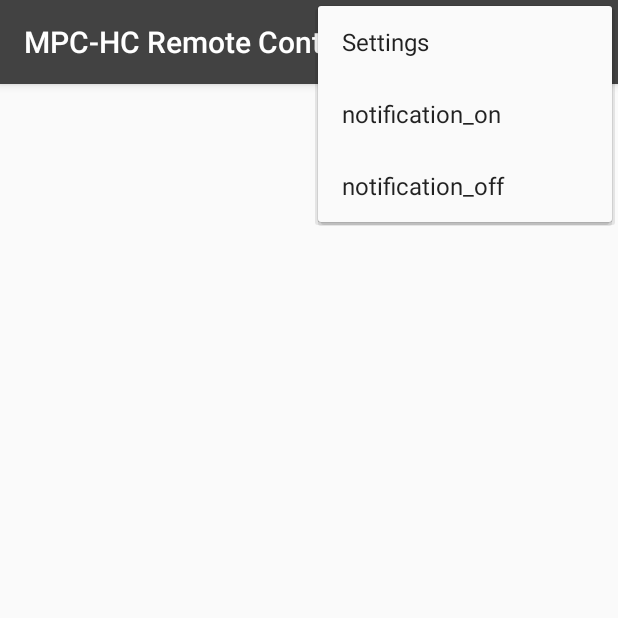
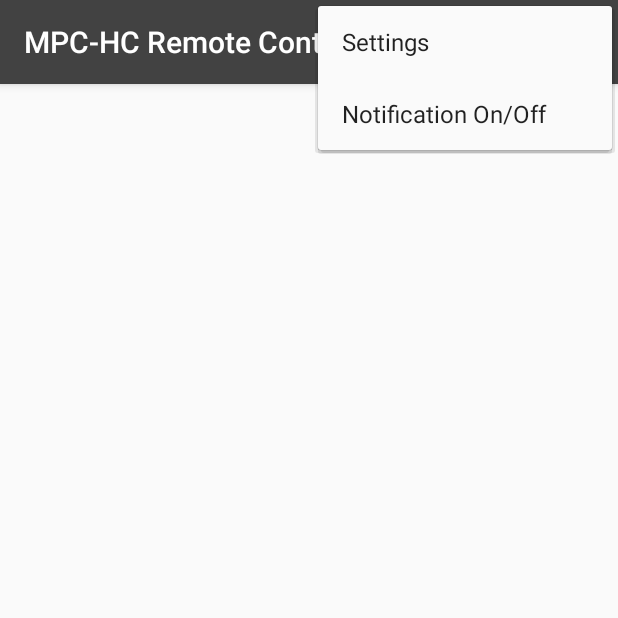
Before and after one commit to burdukowsky/mpc-hc-android, an Android app: the screen it shows after launch (MainActivity), with the options menu open, on a phone screen of 412 x 824 dp, the top half of it. Run offline under Robolectric (Android 15) with nearby library versions, the phone set to English and light mode, and no system bars; our stand-ins replace navigation-ui; 1 statement that could not run was skipped.

Commit message:
"notification on/off" menu item

```diff
--- a/app/src/main/res/menu/menu_main.xml
+++ b/app/src/main/res/menu/menu_main.xml
@@ -7,11 +7,7 @@
         android:title="@string/action_settings"
         app:showAsAction="never" />
     <item
-        android:id="@+id/notification_on"
-        android:title="notification_on"
-        app:showAsAction="never" />
-    <item
-        android:id="@+id/notification_off"
-        android:title="notification_off"
+        android:id="@+id/notification_switch"
+        android:title="@string/notification_switch"
         app:showAsAction="never" />
 </menu>
--- a/app/src/main/res/values/strings.xml
+++ b/app/src/main/res/values/strings.xml
@@ -16,6 +16,7 @@
     <string name="volume_down">Volume down</string>
     <string name="volume_up">Volume up</string>
     <string name="close">Close</string>
+    <string name="notification_switch">Notification On/Off</string>
     <string name="confirmation_message">Are you sure?</string>
     <string name="yes">Yes</string>
     <string name="no">No</string>
```
Also changed, not shown: app/src/main/java/tk/burdukowsky/mpc_hc_android/MainActivity.kt (+20 -6 lines).
